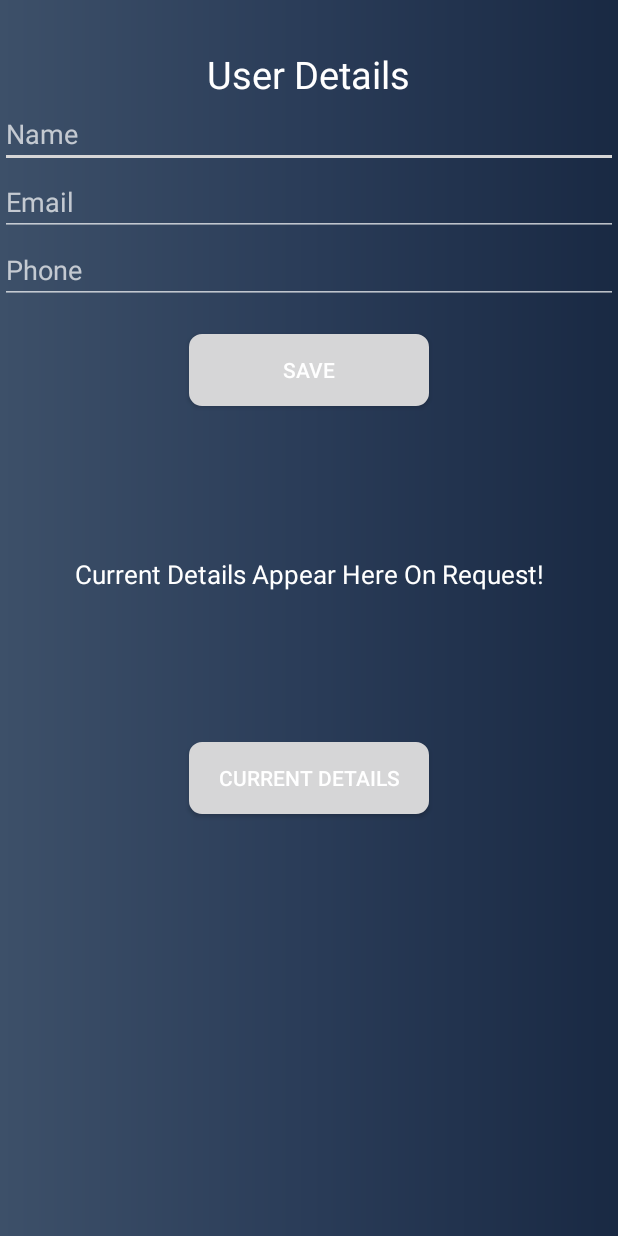
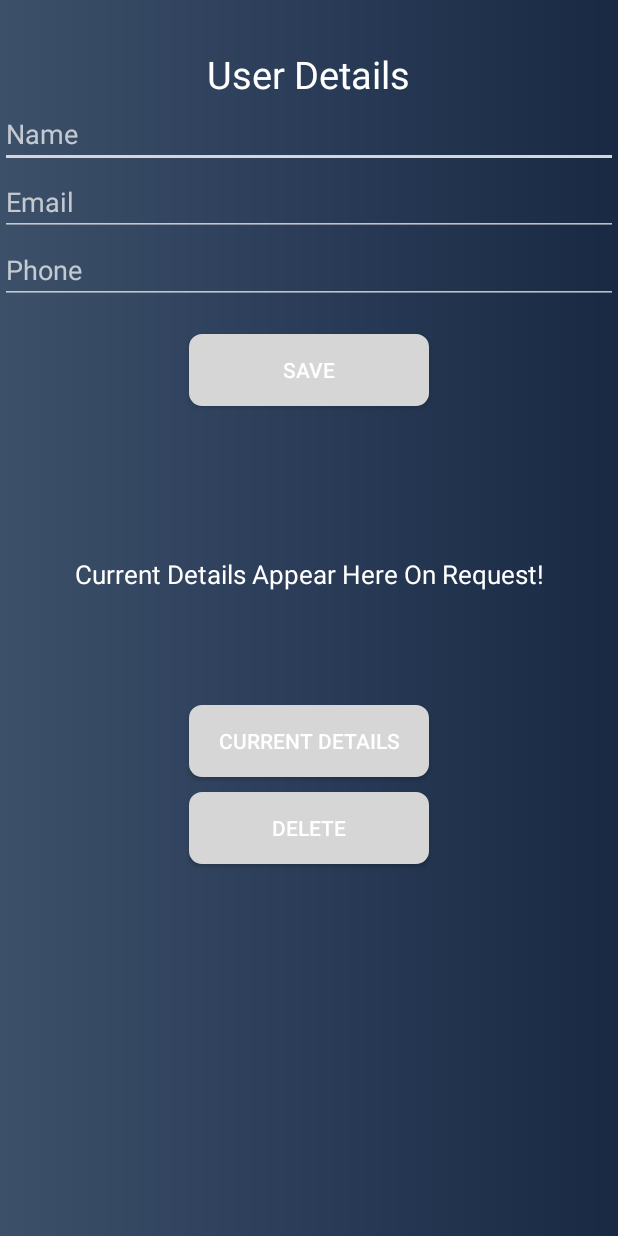
Before and after one commit to CrowMcM/projectTeam, an Android app: the UserActivity screen opened directly, with no data from a screen before it, on a phone screen of 412 x 824 dp. Run offline under Robolectric (Android 15) with nearby library versions, the phone set to English and light mode, and no system bars; our stand-ins replace Firebase (no records; nobody signed in at launch, a user with empty details on screens opened directly).

Commit message:
Re-Added delete functionality to the user details page.

```diff
--- a/app/src/main/java/com/example/alcoholdeliveyapp/UserActivity.java
+++ b/app/src/main/java/com/example/alcoholdeliveyapp/UserActivity.java
@@ -31,17 +31,21 @@
 import java.util.Map;
 
 public class UserActivity extends AppCompatActivity {
+
     //Defines the keys from the Cloud Firestore.
-
     private static final String NAME_KEY = "Name";
     private static final String EMAIL_KEY = "Email";
     private static final String PHONE_KEY = "Phone";
+
+    //Initiating variables
     FirebaseFirestore db;
     TextView textDisplay;
     TextView message;
     EditText name, email, phone;
     Button save;
     Button buttonGet;
+    Button buttonDelete;
+
     @Override
     protected void onCreate(Bundle savedInstanceState) {
         super.onCreate(savedInstanceState);
@@ -53,6 +57,7 @@
         message = findViewById(R.id.displayMessage);
         save    = findViewById(R.id.save);
         buttonGet = findViewById(R.id.buttonGet);
+        buttonDelete = findViewById(R.id.buttonDelete);
 
         //Fetches saved information when buttonGet is pressed
         buttonGet.setOnClickListener(new View.OnClickListener(){
@@ -62,7 +67,7 @@
             }
         });
 
-        //Method for adding contact initiated when Save button is pressed
+        //Method for adding user details initiated when Save button is pressed
         save.setOnClickListener(new View.OnClickListener() {
             @Override
             public void onClick(View view) {
@@ -70,8 +75,13 @@
             }
         });
 
-
-
+        //Method for deleing user details when delete button is pressed
+        buttonDelete.setOnClickListener(new View.OnClickListener(){
+            @Override
+            public void onClick(View view) {
+                DeleteData();
+            }
+        });
     }
 
     //Keeps updates from the Firebase
@@ -90,6 +100,7 @@
             }
         });
     }
+    //Method for deleting the user details entered.
     private void DeleteData() {
 
         db.collection("PhoneBook").document("Contacts")
--- a/app/src/main/res/layout/activity_details.xml
+++ b/app/src/main/res/layout/activity_details.xml
@@ -68,11 +68,20 @@
 
     <Button
         android:id="@+id/buttonGet"
-        android:layout_marginTop="100dp"
+        android:layout_marginTop="75dp"
         android:layout_width="160dp"
         android:layout_height="wrap_content"
         android:layout_gravity="center_horizontal"
         android:background="@drawable/mybutton"
         android:text="CURRENT DETAILS" />
 
+    <Button
+        android:id="@+id/buttonDelete"
+        android:layout_marginTop="10dp"
+        android:layout_width="160dp"
+        android:layout_height="wrap_content"
+        android:layout_gravity="center_horizontal"
+        android:background="@drawable/mybutton"
+        android:text="DELETE" />
+
 </LinearLayout>
--- a/app/src/main/res/layout/activity_second.xml
+++ b/app/src/main/res/layout/activity_second.xml
@@ -122,7 +122,7 @@
         android:layout_marginRight="8dp"
         android:layout_marginBottom="44dp"
         android:background="@drawable/mybutton"
-        android:text="USER DETAILS"
+        android:text="MY DETAILS"
         app:layout_constraintBottom_toTopOf="@+id/viewBeveragesBtn"
         app:layout_constraintEnd_toEndOf="parent"
         app:layout_constraintStart_toStartOf="parent" />
```
